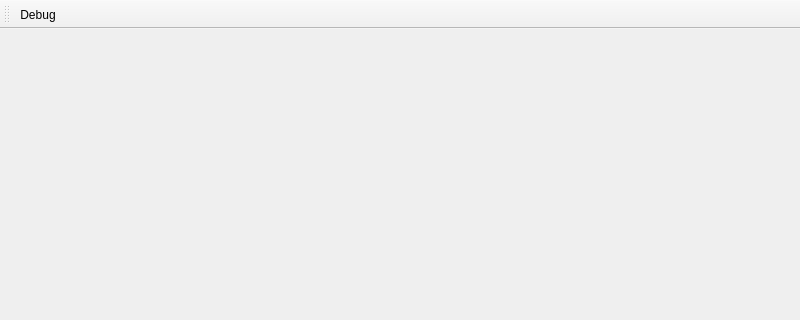
yyx112358/Crystal-Software-Platform, file Crystal Software (Qt)/FixedUI_DEMO/FixedUI_DEMO.ui: the form before one commit; both pictures show x 0 to 800 and y 0 to 320 of the 800 by 600 pixel window.
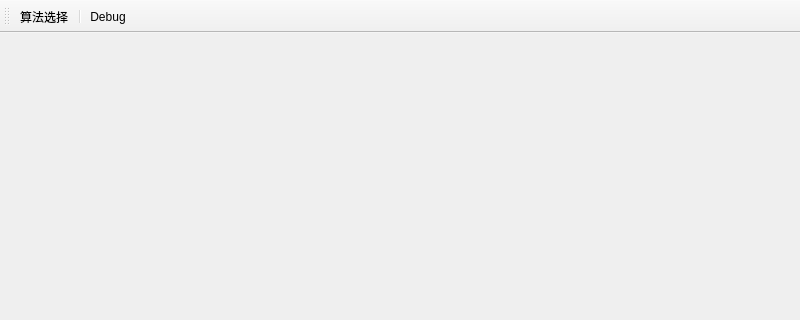
The form after the commit.

The edit to the form file:
```diff
--- a/Crystal Software (Qt)/FixedUI_DEMO/FixedUI_DEMO.ui
+++ b/Crystal Software (Qt)/FixedUI_DEMO/FixedUI_DEMO.ui
@@ -31,6 +31,8 @@
    <attribute name="toolBarBreak">
     <bool>false</bool>
    </attribute>
+   <addaction name="action_SelectAlgorithm"/>
+   <addaction name="separator"/>
    <addaction name="actionDebug"/>
   </widget>
   <widget class="QStatusBar" name="statusBar"/>
@@ -39,6 +41,11 @@
     <string>Debug</string>
    </property>
   </action>
+  <action name="action_SelectAlgorithm">
+   <property name="text">
+    <string>算法选择</string>
+   </property>
+  </action>
  </widget>
  <layoutdefault spacing="6" margin="11"/>
  <resources>
```
